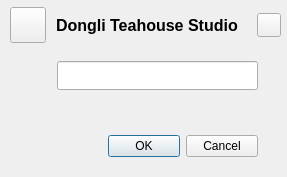
Qt form password_check_window.ui (Holence/DongliTeahouseStudio) before a commit.
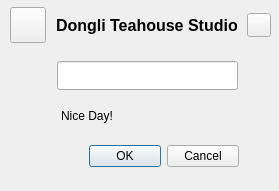
The same form after that commit. Icons and pictures are not drawn. Custom widgets are drawn as their Qt base class.

Diff of the .ui file:
```diff
--- a/password_check_window.ui
+++ b/password_check_window.ui
@@ -6,8 +6,8 @@
    <rect>
     <x>0</x>
     <y>0</y>
-    <width>287</width>
-    <height>177</height>
+    <width>279</width>
+    <height>191</height>
    </rect>
   </property>
   <property name="windowTitle">
@@ -35,7 +35,7 @@
      <rect>
       <x>0</x>
       <y>0</y>
-      <width>281</width>
+      <width>271</width>
       <height>51</height>
      </rect>
     </property>
@@ -177,8 +177,8 @@
    <widget class="QDialogButtonBox" name="buttonBox">
     <property name="geometry">
      <rect>
-      <x>108</x>
-      <y>130</y>
+      <x>89</x>
+      <y>140</y>
       <width>150</width>
       <height>32</height>
      </rect>
@@ -195,7 +195,7 @@
      <rect>
       <x>57</x>
       <y>61</y>
-      <width>201</width>
+      <width>181</width>
       <height>29</height>
      </rect>
     </property>
@@ -214,8 +214,8 @@
      <rect>
       <x>61</x>
       <y>100</y>
-      <width>196</width>
-      <height>16</height>
+      <width>175</width>
+      <height>31</height>
      </rect>
     </property>
     <property name="font">
@@ -224,7 +224,10 @@
      </font>
     </property>
     <property name="text">
-     <string/>
+     <string>Nice Day!</string>
+    </property>
+    <property name="wordWrap">
+     <bool>true</bool>
     </property>
     <property name="margin">
      <number>0</number>
```
